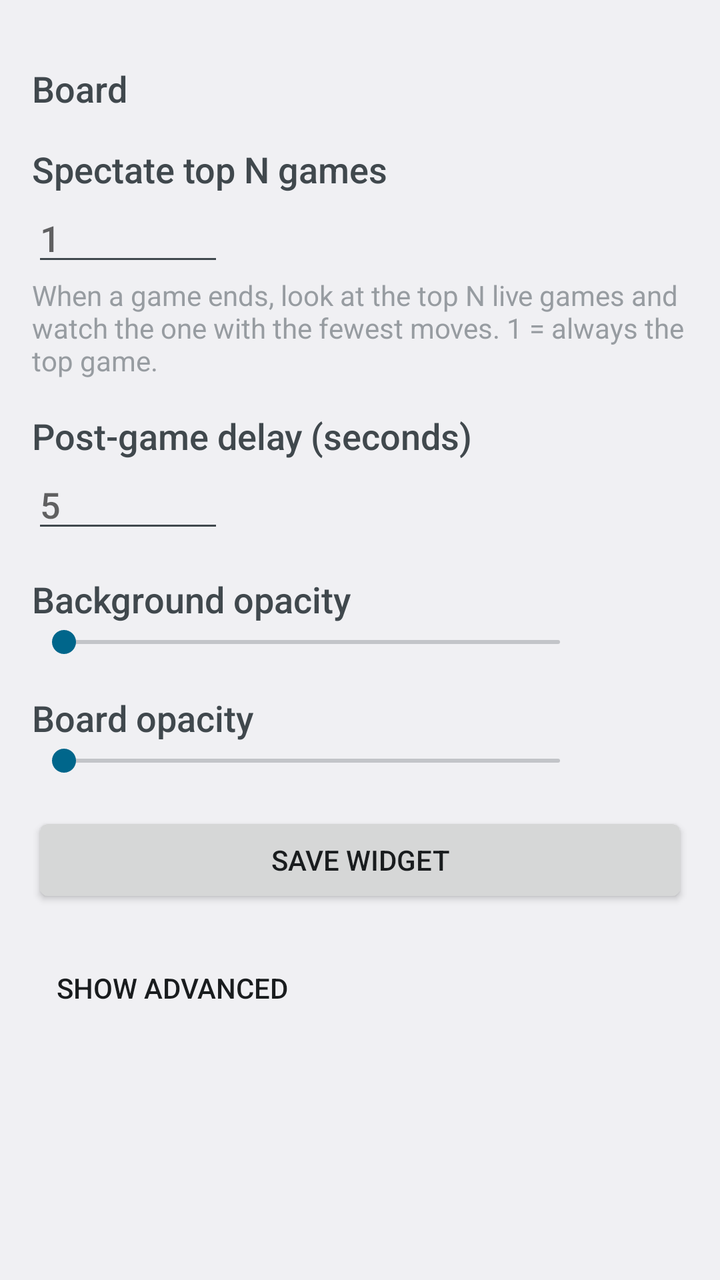
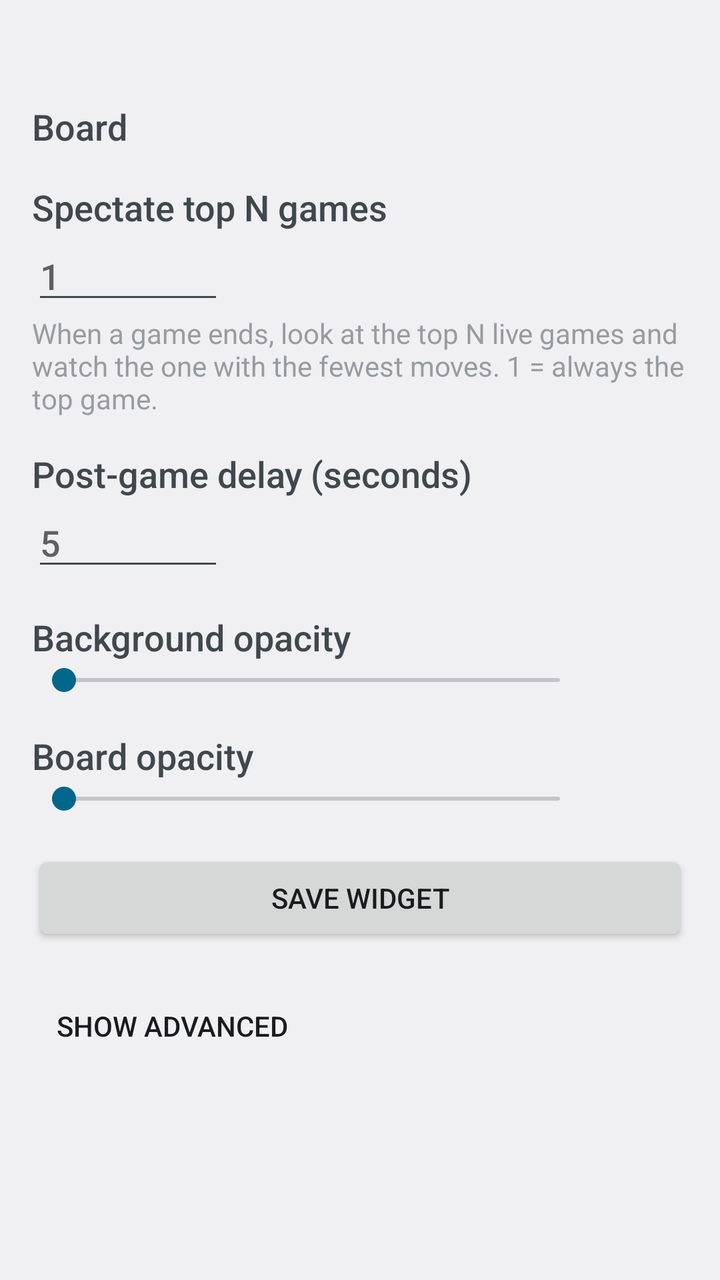

Screens rendered from an Android XML layout before and after an edit, with the pre-edit source and the edit as a unified diff.
<!-- AndroidManifest.xml: application theme AppTheme -->
<!-- res/layout/activity_settings.xml -->
<?xml version="1.0" encoding="utf-8"?>
<ScrollView xmlns:android="http://schemas.android.com/apk/res/android"
    android:layout_width="match_parent"
    android:layout_height="match_parent"
    android:fitsSystemWindows="true">

    <LinearLayout
        android:layout_width="match_parent"
        android:layout_height="wrap_content"
        android:orientation="vertical"
        android:padding="16dp">

        
        <TextView
            style="@style/SettingsHeader"
            android:text="@string/board" />

        <RadioGroup
            android:id="@+id/mode_group"
            android:layout_width="match_parent"
            android:layout_height="wrap_content" />

        
        <TextView
            style="@style/SettingsHeader"
            android:text="@string/top_n" />

        <EditText
            android:id="@+id/top_n"
            android:layout_width="96dp"
            android:layout_height="wrap_content"
            android:hint="@string/top_n_default"
            android:importantForAutofill="no"
            android:inputType="number"
            android:maxLength="2"
            android:selectAllOnFocus="true" />

        <TextView
            style="@style/SettingsHint"
            android:text="@string/top_n_hint" />

        
        <TextView
            style="@style/SettingsHeader"
            android:text="@string/post_game_delay" />

        <EditText
            android:id="@+id/post_game_delay"
            android:layout_width="96dp"
            android:layout_height="wrap_content"
            android:hint="@string/post_game_delay_default"
            android:importantForAutofill="no"
            android:inputType="number"
            android:maxLength="3"
            android:selectAllOnFocus="true" />

        
        <TextView
            style="@style/SettingsHeader"
            android:text="@string/background_opacity" />

        <LinearLayout
            android:layout_width="match_parent"
            android:layout_height="wrap_content"
            android:gravity="center_vertical"
            android:orientation="horizontal">

            <SeekBar
                android:id="@+id/opacity"
                android:layout_width="0dp"
                android:layout_height="wrap_content"
                android:layout_weight="1"
                android:max="100" />

            <TextView
                android:id="@+id/opacity_value"
                android:layout_width="48dp"
                android:layout_height="wrap_content"
                android:gravity="end" />
        </LinearLayout>

        <TextView
            style="@style/SettingsHeader"
            android:text="@string/board_opacity" />

        <LinearLayout
            android:layout_width="match_parent"
            android:layout_height="wrap_content"
            android:gravity="center_vertical"
            android:orientation="horizontal">

            <SeekBar
                android:id="@+id/board_opacity"
                android:layout_width="0dp"
                android:layout_height="wrap_content"
                android:layout_weight="1"
                android:max="100" />

            <TextView
                android:id="@+id/board_opacity_value"
                android:layout_width="48dp"
                android:layout_height="wrap_content"
                android:gravity="end" />
        </LinearLayout>

        <Button
            android:id="@+id/done"
            android:layout_width="match_parent"
            android:layout_height="wrap_content"
            android:layout_marginTop="16dp"
            android:text="@string/save_widget" />

        
        <Button
            android:id="@+id/advanced_toggle"
            style="?android:attr/borderlessButtonStyle"
            android:layout_width="wrap_content"
            android:layout_height="wrap_content"
            android:layout_marginTop="16dp"
            android:text="@string/show_advanced" />

        <LinearLayout
            android:id="@+id/advanced"
            android:layout_width="match_parent"
            android:layout_height="wrap_content"
            android:orientation="vertical"
            android:visibility="gone">

            <TextView
                android:id="@+id/version"
                style="@style/SettingsHint" />

            <TextView
                android:id="@+id/service_status"
                android:layout_width="match_parent"
                android:layout_height="wrap_content" />

            <LinearLayout
                style="?android:attr/buttonBarStyle"
                android:layout_width="match_parent"
                android:layout_height="wrap_content"
                android:orientation="horizontal">

                <Button
                    android:id="@+id/start"
                    style="?android:attr/buttonBarButtonStyle"
                    android:layout_width="0dp"
                    android:layout_height="wrap_content"
                    android:layout_weight="1"
                    android:text="@string/start" />

                <Button
                    android:id="@+id/stop"
                    style="?android:attr/buttonBarButtonStyle"
                    android:layout_width="0dp"
                    android:layout_height="wrap_content"
                    android:layout_weight="1"
                    android:text="@string/stop" />
            </LinearLayout>

            <TextView
                style="@style/SettingsHeader"
                android:text="@string/server" />

            <LinearLayout
                android:layout_width="match_parent"
                android:layout_height="wrap_content"
                android:gravity="center_vertical"
                android:orientation="horizontal">

                <EditText
                    android:id="@+id/server"
                    android:layout_width="0dp"
                    android:layout_height="wrap_content"
                    android:layout_weight="1"
                    android:hint="@string/server_hint"
                    android:importantForAutofill="no"
                    android:inputType="textUri"
                    android:singleLine="true"
                    android:textSize="13sp" />

                <Button
                    android:id="@+id/save_server"
                    style="?android:attr/borderlessButtonStyle"
                    android:layout_width="wrap_content"
                    android:layout_height="wrap_content"
                    android:text="@string/save" />
            </LinearLayout>

            <LinearLayout
                android:layout_width="match_parent"
                android:layout_height="wrap_content"
                android:gravity="center_vertical"
                android:orientation="horizontal">

                <TextView
                    style="@style/SettingsHeader"
                    android:layout_width="0dp"
                    android:layout_weight="1"
                    android:text="@string/protocol_log" />

                <Button
                    android:id="@+id/share_log"
                    style="?android:attr/borderlessButtonStyle"
                    android:layout_width="wrap_content"
                    android:layout_height="wrap_content"
                    android:text="@string/share_log" />
            </LinearLayout>

            <TextView
                android:id="@+id/log"
                android:layout_width="match_parent"
                android:layout_height="wrap_content"
                android:fontFamily="monospace"
                android:textIsSelectable="true"
                android:textSize="10sp" />
        </LinearLayout>
    </LinearLayout>
</ScrollView>
<!-- resources referenced by this layout -->
<resources>
  <string name="background_opacity">Background opacity</string>
  <string name="board">Board</string>
  <string name="board_opacity">Board opacity</string>
  <string name="post_game_delay">Post-game delay (seconds)</string>
  <string name="post_game_delay_default">5</string>
  <string name="protocol_log">Protocol log</string>
  <string name="save">Save</string>
  <string name="save_widget">Save widget</string>
  <string name="server">Game server</string>
  <string name="server_hint">host:port (empty = default)</string>
  <string name="share_log">Share log</string>
  <string name="show_advanced">Show advanced</string>
  <string name="start">Start</string>
  <string name="stop">Stop</string>
  <string name="top_n">Spectate top N games</string>
  <string name="top_n_default">1</string>
  <string name="top_n_hint">When a game ends, look at the top N live games and watch the one with the fewest moves. 1 = always the top game.</string>
  <style name="SettingsHeader">
          <item name="android:layout_width">wrap_content</item>
          <item name="android:layout_height">wrap_content</item>
          <item name="android:layout_marginTop">16dp</item>
          <item name="android:textAppearance">@android:style/TextAppearance.DeviceDefault.Medium</item>
      </style>
  <style name="SettingsHint">
          <item name="android:layout_width">match_parent</item>
          <item name="android:layout_height">wrap_content</item>
          <item name="android:textAppearance">@android:style/TextAppearance.DeviceDefault.Small</item>
          <item name="android:alpha">0.7</item>
      </style>
  <style name="AppTheme" parent="@android:style/Theme.Material.Light" />
</resources>

<!-- the commit's change to res/layout/activity_settings.xml (unified diff, before → after) -->
@@ -9,6 +9,10 @@
         android:layout_height="wrap_content"
         android:orientation="vertical"
         android:padding="16dp">
+
+        <TextView
+            android:id="@+id/scope_hint"
+            style="@style/SettingsHint" />
 
         
         <TextView
